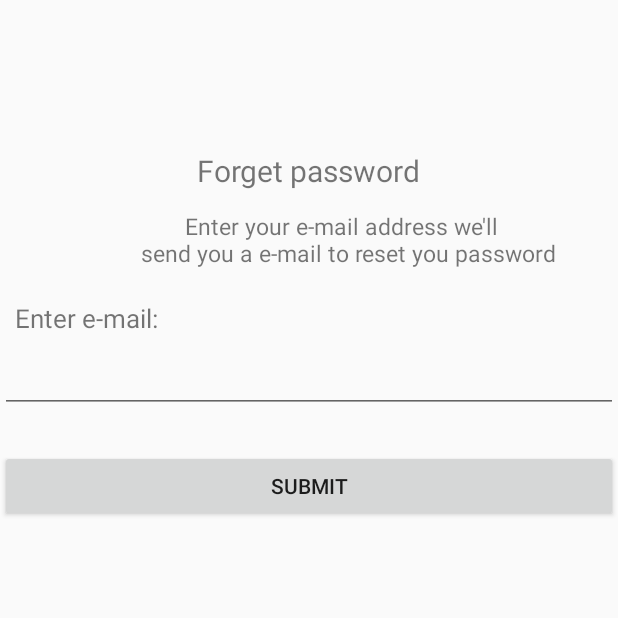
After one commit to Tuwaiq-Jeddah-Kotlin-1/memory-Game, an Android app: the ForgetPasswordFragment screen opened through its navigation route, on a phone screen of 412 x 824 dp, the top half of it. The commit adds this screen. Run offline under Robolectric (Android 15) with nearby library versions, the phone set to English and light mode, and no system bars; our stand-ins replace Firebase (no records; nobody signed in at launch, a user with empty details on screens opened directly); pictures from the network do not load; Roboto replaces fonts that are not available here; 1 statement that could not run was skipped.

Commit message:
added forget password

```diff
--- /dev/null
+++ b/app/src/main/java/com/tuwiaq/projectgame/ForgetPasswordFragment.kt
@@ -0,0 +1,54 @@
+package com.tuwiaq.projectgame
+
+import android.os.Bundle
+import androidx.fragment.app.Fragment
+import android.view.LayoutInflater
+import android.view.View
+import android.view.ViewGroup
+import android.widget.Button
+import android.widget.EditText
+import android.widget.Toast
+import com.google.firebase.auth.FirebaseAuth
+
+class ForgetPasswordFragment : Fragment() {
+    private lateinit var submit: Button
+    private lateinit var emailE: EditText
+    private lateinit var firebaseAuth: FirebaseAuth
+
+
+    override fun onCreateView(
+        inflater: LayoutInflater, container: ViewGroup?,
+        savedInstanceState: Bundle?
+    ): View? {
+        // Inflate the layout for this fragment
+        val view = inflater.inflate(R.layout.fragment_forget_password, container, false)
+        submit = view.findViewById(R.id.submit1)
+        emailE = view.findViewById(R.id.f_emailBtn)
+        firebaseAuth = FirebaseAuth.getInstance()
+
+        submit.setOnClickListener {
+            val email = emailE.text.toString().trim() { it <= ' ' }
+            if (email.isEmpty()) {
+                Toast.makeText(context, "Please enter email", Toast.LENGTH_SHORT).show()
+
+            } else {
+                firebaseAuth.sendPasswordResetEmail(email).addOnCompleteListener {task ->
+                    if (task.isSuccessful){
+                        Toast.makeText(context,"Email sent successfully to reset your password",Toast.LENGTH_SHORT)
+                            .show()
+
+                    }else{
+                        Toast.makeText(context,task.exception!!.message.toString(),Toast.LENGTH_SHORT)
+                            .show()
+                    }
+
+                }
+
+
+            }
+        }
+
+        return view
+    }
+
+}
--- /dev/null
+++ b/app/src/main/res/layout/fragment_forget_password.xml
@@ -0,0 +1,45 @@
+<?xml version="1.0" encoding="utf-8"?>
+<FrameLayout xmlns:android="http://schemas.android.com/apk/res/android"
+    xmlns:tools="http://schemas.android.com/tools"
+    android:layout_width="match_parent"
+    android:layout_height="match_parent"
+    tools:context=".ForgetPasswordFragment">
+
+ <TextView
+     android:layout_width="wrap_content"
+     android:layout_height="wrap_content"
+     android:textSize="20dp"
+     android:layout_marginTop="100dp"
+     android:layout_gravity="center|top"
+     android:text="Forget password"/>
+    <TextView
+        android:layout_width="wrap_content"
+        android:layout_height="wrap_content"
+        android:layout_marginLeft="90dp"
+        android:layout_marginTop="140dp"
+        android:textSize="15dp"
+        android:text="\t     Enter your e-mail address we'll \n send you a e-mail to reset you password"/>
+
+    <TextView
+        android:layout_width="wrap_content"
+        android:layout_height="wrap_content"
+        android:textSize="17dp"
+        android:layout_marginLeft="10dp"
+        android:layout_marginTop="200dp"
+        android:text="Enter e-mail:"/>
+
+    <EditText
+        android:id="@+id/f_emailBtn"
+        android:layout_width="match_parent"
+        android:layout_height="wrap_content"
+        android:layout_marginTop="230dp"/>
+
+    <Button
+        android:id="@+id/submit1"
+        android:layout_width="match_parent"
+        android:layout_height="wrap_content"
+        android:padding="10dp"
+        android:text="Submit"
+        android:layout_marginTop="300dp"/>
+
+</FrameLayout>
--- a/app/src/main/res/navigation/nav_graph.xml
+++ b/app/src/main/res/navigation/nav_graph.xml
@@ -63,5 +63,13 @@
         <action
             android:id="@+id/action_logInFragment_to_signInFragment"
             app:destination="@id/signInFragment" />
+        <action
+            android:id="@+id/action_logInFragment_to_forgetPasswordFragment"
+            app:destination="@id/forgetPasswordFragment" />
     </fragment>
+    <fragment
+        android:id="@+id/forgetPasswordFragment"
+        android:name="com.tuwiaq.projectgame.ForgetPasswordFragment"
+        android:label="fragment_forget_password"
+        tools:layout="@layout/fragment_forget_password" />
 </navigation>
--- a/app/src/main/res/values/strings.xml
+++ b/app/src/main/res/values/strings.xml
@@ -24,4 +24,6 @@
     <string name="Logging_in">Logging in...</string>
     <string name="Invalid_email_format">Invalid email format</string>
     <string name="Please_enter_password">Please enter password</string>
+    <!-- TODO: Remove or change this placeholder text -->
+    <string name="hello_blank_fragment">Hello blank fragment</string>
 </resources>
```
Also changed, not shown: app/src/main/java/com/tuwiaq/projectgame/LogInFragment.kt (+4 -37 lines).
